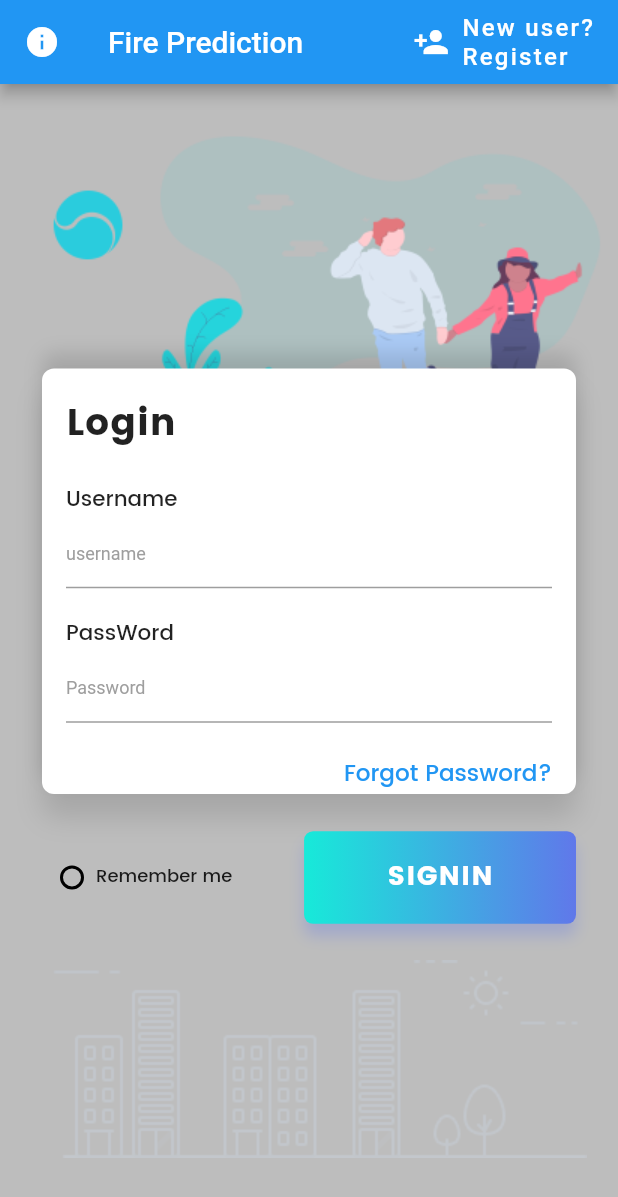
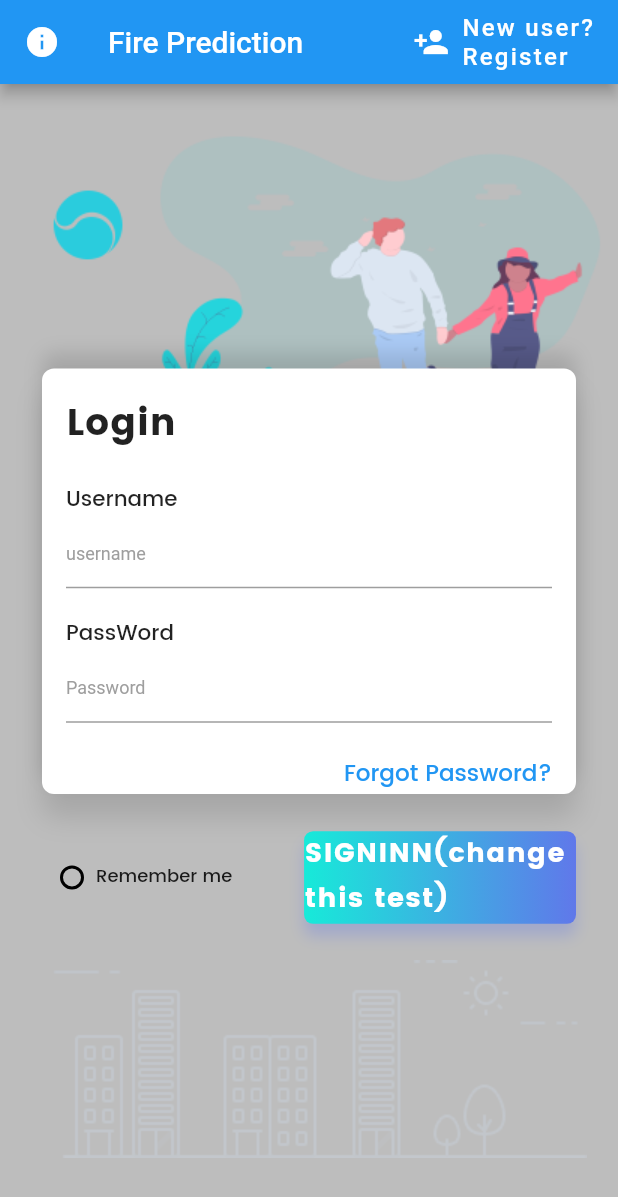
Before and after one commit to nasirbashak/fire-predictions, a Flutter app: the screen it shows after launch, on a phone screen of 412 x 824 dp. Shown: the top 1197 px of the screen. Run offline on Flutter 3.47's test engine with Material 2 defaults, Android fonts, the phone set to English and light mode, and no system bars; our stand-ins replace firebase_auth, flutter_screenutil; accounts and stored records are empty.

Commit message:
login screens

```diff
--- a/lib/screens/auth/login.dart
+++ b/lib/screens/auth/login.dart
@@ -213,7 +213,7 @@ class _LoginState extends State<Login> {
                                 _authService.signInwithEmailandPassword("nasir@gmail.com", "12345678");
                               },
                               child: Center(
-                                child: Text("SIGNIN",
+                                child: Text("SIGNINN(change this test)",
                                     style: TextStyle(
                                         color: Colors.white,
                                         fontFamily: "Poppins-Bold",
```
